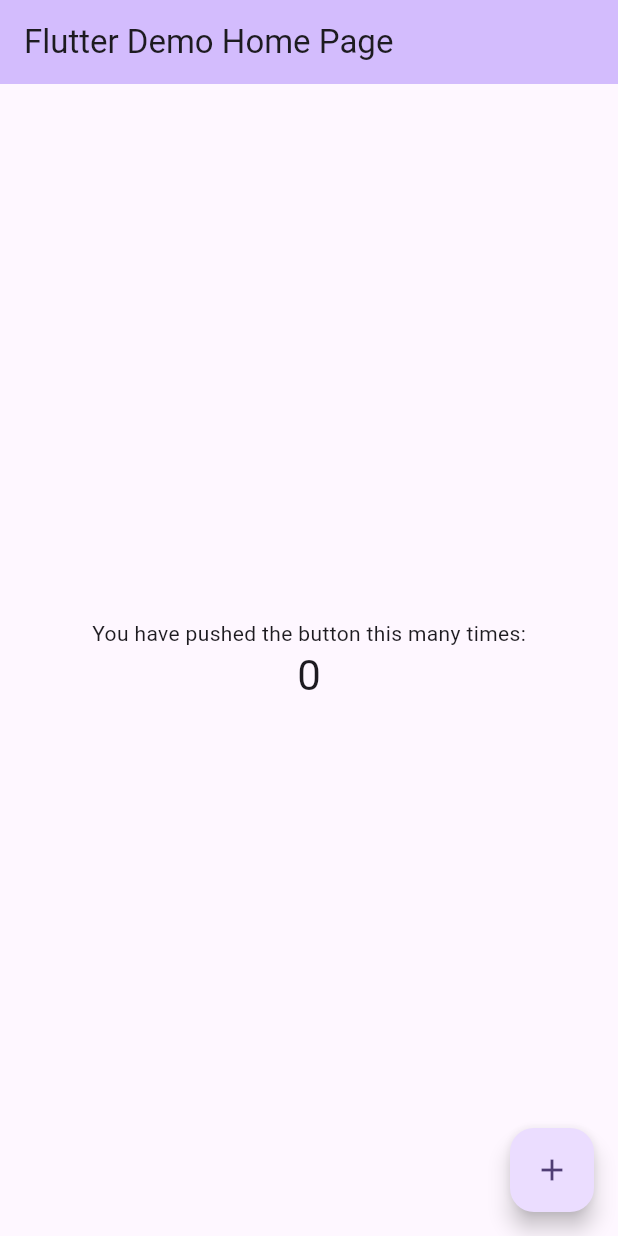
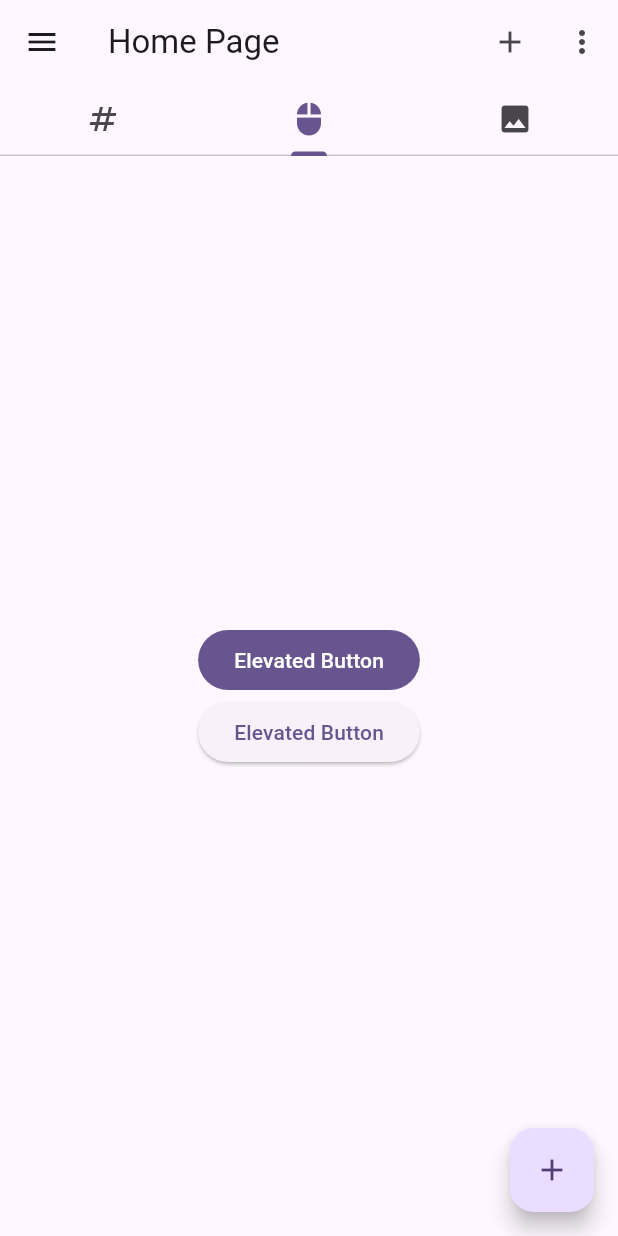
Before and after one commit to nixuiui/flutter_batch_6, a Flutter app: the screen it shows after launch, on a phone screen of 412 x 824 dp. Run offline on Flutter 3.47's test engine with Material 3 defaults, Android fonts, the phone set to English and light mode, and no system bars.

Commit message:
update day 3

```diff
--- /dev/null
+++ b/lib/day-3/pages/home_page.dart
@@ -0,0 +1,128 @@
+import 'package:flutter/material.dart';
+import 'package:flutter_batch_6/day-3/widgets/counter_widget.dart';
+
+class HomePage extends StatefulWidget {
+  const HomePage({super.key});
+
+  @override
+  State<HomePage> createState() => _HomePageState();
+}
+
+class _HomePageState extends State<HomePage> {
+
+  var counter = 1;
+
+  @override
+  void initState() {
+    counter = 20;
+    super.initState();
+  }
+
+  void increment() {
+    setState(() {
+      counter++;
+    });
+  }
+
+  @override
+  Widget build(BuildContext context) {
+    return DefaultTabController(
+      initialIndex: 1,
+      length: 3,
+      child: Scaffold(
+        appBar: AppBar(
+          title: Text("Home Page"),
+          actions: [
+            IconButton(
+              onPressed: () {},
+              icon: Icon(Icons.add)
+            ),
+            IconButton(
+              onPressed: () {},
+              icon: Icon(Icons.more_vert)
+            ),
+          ],
+          bottom: const TabBar(
+            tabs: <Widget>[
+              Tab(icon: Icon(Icons.numbers)),
+              Tab(icon: Icon(Icons.mouse)),
+              Tab(icon: Icon(Icons.image)),
+            ],
+          ),
+        ),
+        body: TabBarView(
+          children: <Widget>[
+            Center(
+              child: CounterWidget(counter: counter),
+            ),
+            Column(
+              mainAxisAlignment: MainAxisAlignment.center,
+              children: [
+                FilledButton(
+                  onPressed: () {},
+                  child: Text("Elevated Button")
+                ),
+                ElevatedButton(
+                  onPressed: () {},
+                  child: Text("Elevated Button")
+                ),
+              ],
+            ),
+            Row(
+              crossAxisAlignment: CrossAxisAlignment.center,
+              mainAxisAlignment: MainAxisAlignment.center,
+              children: [
+                GestureDetector(
+                  onTap: () {
+                    showDialog(
+                      context: context,
+                      builder: (context) => AlertDialog(
+                        title: Text("Gesture Detector"),
+                        content: Text("OnTap"),
+                      )
+                    );
+                  },
+                  child: Image.asset(
+                    "assets/ic_launcher.png",
+                    width: 64,
+                    height: 64,
+                  ),
+                ),
+                Image.asset(
+                  "assets/ic_launcher.png",
+                  width: 32,
+                  height: 32,
+                ),
+                InkWell(
+                  radius: 8,
+                  borderRadius: BorderRadius.circular(12),
+                  onTap: () {
+                    showDialog(
+                      context: context,
+                      builder: (context) => AlertDialog(
+                        title: Text("Gesture Detector"),
+                        content: Text("OnTap"),
+                      )
+                    );
+                  },
+                  child: Image.asset(
+                    "assets/ic_launcher.png",
+                    width: 48,
+                    height: 48,
+                  ),
+                ),
+              ],
+            ),
+          ],
+        ),
+        floatingActionButton: FloatingActionButton(
+          onPressed: increment,
+          child: Icon(Icons.add),
+        ),
+        drawer: Drawer(
+          child: Text("data"),
+        ),
+      ),
+    );
+  }
+}
--- a/lib/main.dart
+++ b/lib/main.dart
@@ -1,4 +1,5 @@
 import 'package:flutter/material.dart';
+import 'package:flutter_batch_6/day-3/pages/home_page.dart';
 
 void main() {
   runApp(const MyApp());
@@ -7,116 +8,14 @@ void main() {
 class MyApp extends StatelessWidget {
   const MyApp({super.key});
 
-  // This widget is the root of your application.
   @override
   Widget build(BuildContext context) {
     return MaterialApp(
       title: 'Flutter Demo',
       theme: ThemeData(
-        // This is the theme of your application.
-        //
-        // TRY THIS: Try running your application with "flutter run". You'll see
-        // the application has a purple toolbar. Then, without quitting the app,
-        // try changing the seedColor in the colorScheme below to Colors.green
-        // and then invoke "hot reload" (save your changes or press the "hot
-        // reload" button in a Flutter-supported IDE, or press "r" if you used
-        // the command line to start the app).
-        //
-        // Notice that the counter didn't reset back to zero; the application
-        // state is not lost during the reload. To reset the state, use hot
-        // restart instead.
-        //
-        // This works for code too, not just values: Most code changes can be
-        // tested with just a hot reload.
         colorScheme: ColorScheme.fromSeed(seedColor: Colors.deepPurple),
       ),
-      home: const MyHomePage(title: 'Flutter Demo Home Page'),
+      home: HomePage()
     );
   }
 }
-
-class MyHomePage extends StatefulWidget {
-  const MyHomePage({super.key, required this.title});
-
-  // This widget is the home page of your application. It is stateful, meaning
-  // that it has a State object (defined below) that contains fields that affect
-  // how it looks.
-
-  // This class is the configuration for the state. It holds the values (in this
-  // case the title) provided by the parent (in this case the App widget) and
-  // used by the build method of the State. Fields in a Widget subclass are
-  // always marked "final".
-
-  final String title;
-
-  @override
-  State<MyHomePage> createState() => _MyHomePageState();
-}
-
-class _MyHomePageState extends State<MyHomePage> {
-  int _counter = 0;
-
-  void _incrementCounter() {
-    setState(() {
-      // This call to setState tells the Flutter framework that something has
-      // changed in this State, which causes it to rerun the build method below
-      // so that the display can reflect the updated values. If we changed
-      // _counter without calling setState(), then the build method would not be
-      // called again, and so nothing would appear to happen.
-      _counter++;
-    });
-  }
-
-  @override
-  Widget build(BuildContext context) {
-    // This method is rerun every time setState is called, for instance as done
-    // by the _incrementCounter method above.
-    //
-    // The Flutter framework has been optimized to make rerunning build methods
-    // fast, so that you can just rebuild anything that needs updating rather
-    // than having to individually change instances of widgets.
-    return Scaffold(
-      appBar: AppBar(
-        // TRY THIS: Try changing the color here to a specific color (to
-        // Colors.amber, perhaps?) and trigger a hot reload to see the AppBar
-        // change color while the other colors stay the same.
-        backgroundColor: Theme.of(context).colorScheme.inversePrimary,
-        // Here we take the value from the MyHomePage object that was created by
-        // the App.build method, and use it to set our appbar title.
-        title: Text(widget.title),
-      ),
-      body: Center(
-        // Center is a layout widget. It takes a single child and positions it
-        // in the middle of the parent.
-        child: Column(
-          // Column is also a layout widget. It takes a list of children and
-          // arranges them vertically. By default, it sizes itself to fit its
-          // children horizontally, and tries to be as tall as its parent.
-          //
-          // Column has various properties to control how it sizes itself and
-          // how it positions its children. Here we use mainAxisAlignment to
-          // center the children vertically; the main axis here is the vertical
-          // axis because Columns are vertical (the cross axis would be
-          // horizontal).
-          //
-          // TRY THIS: Invoke "debug painting" (choose the "Toggle Debug Paint"
-          // action in the IDE, or press "p" in the console), to see the
-          // wireframe for each widget.
-          mainAxisAlignment: MainAxisAlignment.center,
-          children: <Widget>[
-            const Text('You have pushed the button this many times:'),
-            Text(
-              '$_counter',
-              style: Theme.of(context).textTheme.headlineMedium,
-            ),
-          ],
-        ),
-      ),
-      floatingActionButton: FloatingActionButton(
-        onPressed: _incrementCounter,
-        tooltip: 'Increment',
-        child: const Icon(Icons.add),
-      ), // This trailing comma makes auto-formatting nicer for build methods.
-    );
-  }
-}
--- a/pubspec.yaml
+++ b/pubspec.yaml
@@ -58,9 +58,8 @@ flutter:
   uses-material-design: true
 
   # To add assets to your application, add an assets section, like this:
-  # assets:
-  #   - images/a_dot_burr.jpeg
-  #   - images/a_dot_ham.jpeg
+  assets:
+    - assets/
 
   # An image asset can refer to one or more resolution-specific "variants", see
   # https://flutter.dev/to/resolution-aware-images
```
Also changed, not shown: lib/day-3/widgets/counter_widget.dart (added, +44 -0 lines), assets/ic_launcher.png (added).
